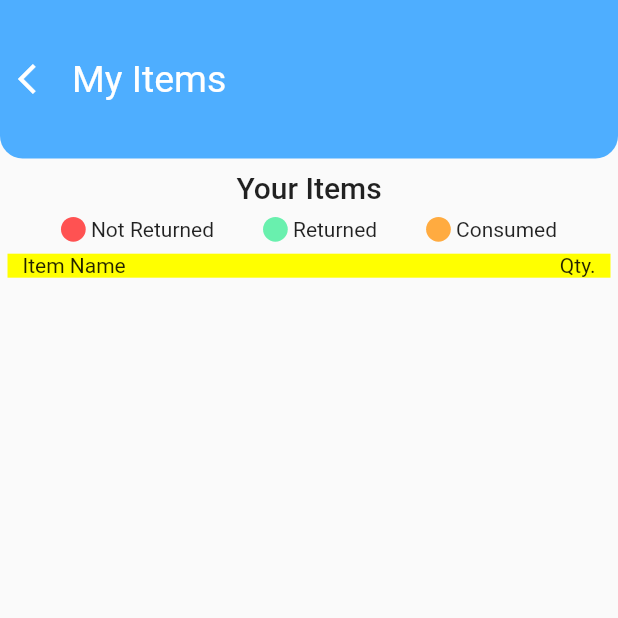
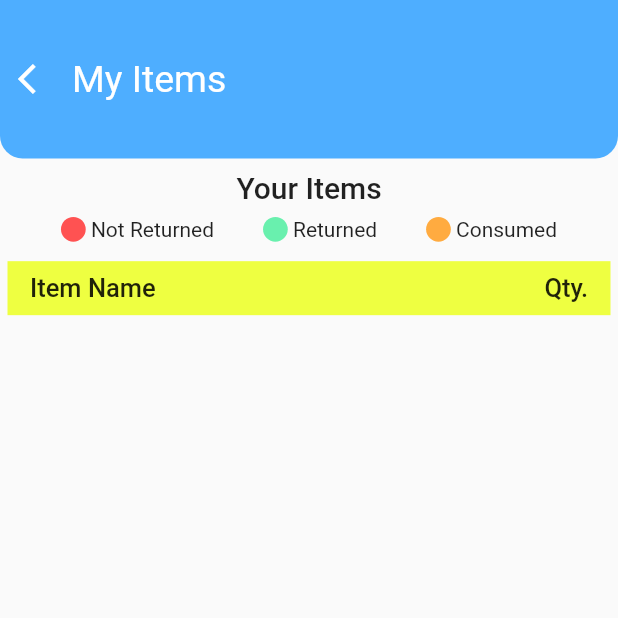
Before and after one commit to innovation-center-gitam-hyd/Innovation-Center-App, a Flutter app: the MyInventoryItems screen opened directly, on a phone screen of 412 x 824 dp, the top half of it. Run offline on Flutter 3.47's test engine with Material 2 defaults, Android fonts, the phone set to English and light mode, and no system bars; our stand-ins replace flutter_custom_clippers, page_transition, shared_preferences; accounts and stored records are empty.

Commit message:
display chenges

```diff
--- a/lib/myScreen/Inventory/inventory.dart
+++ b/lib/myScreen/Inventory/inventory.dart
@@ -271,23 +271,32 @@ class _MyInventoryItemsState extends State<MyInventoryItems> {
                     ],
                   ),
                 ),
-
+                SizedBox(
+                  height: 5,
+                ),
                 Padding(
                   padding: const EdgeInsets.symmetric(horizontal: 5),
                   child: Container(
+                    padding: EdgeInsets.symmetric(horizontal: 5,vertical: 8),
                     decoration: BoxDecoration(
-                      color: Colors.yellowAccent,
+                      color: Colors.limeAccent,
                     ),
                     child: Row(
                       mainAxisAlignment: MainAxisAlignment.spaceBetween,
                       children: [
                         Padding(
                           padding: const EdgeInsets.only(left: 10),
-                          child: Text("Item Name"),
+                          child: Text(
+                            "Item Name",
+                            style: TextStyle(fontSize: 17,fontWeight: FontWeight.w500,),
+                          ),
                         ),
                         Padding(
                           padding: const EdgeInsets.only(right: 10),
-                          child: Text("Qty."),
+                          child: Text(
+                            "Qty.",
+                            style: TextStyle(fontSize: 17,fontWeight: FontWeight.w500,),
+                          ),
                         ),
                       ],
                     ),
```
